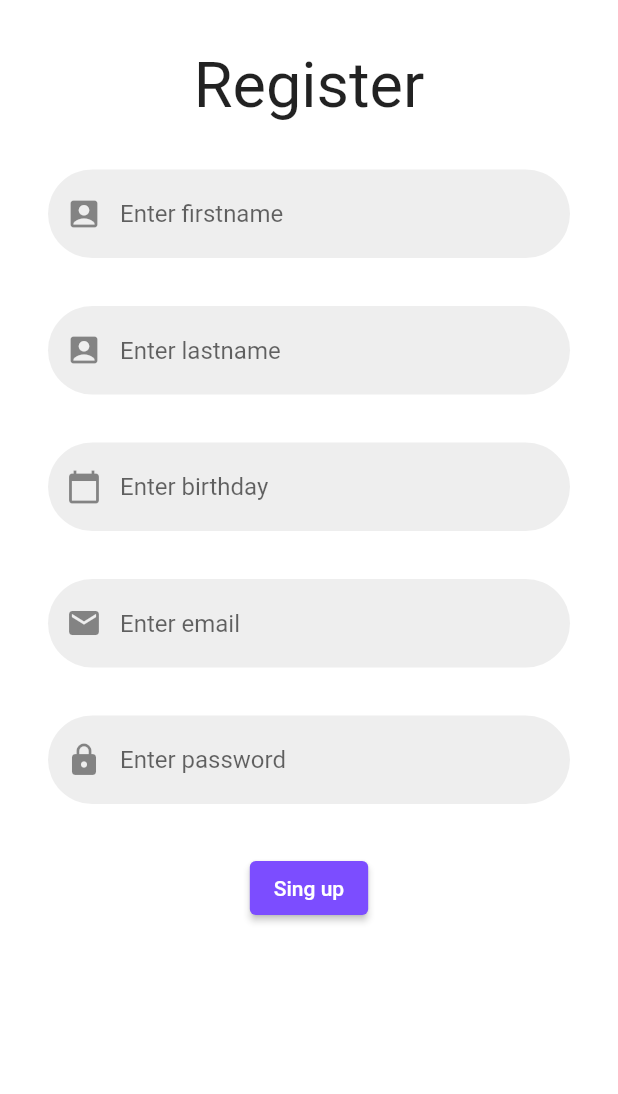
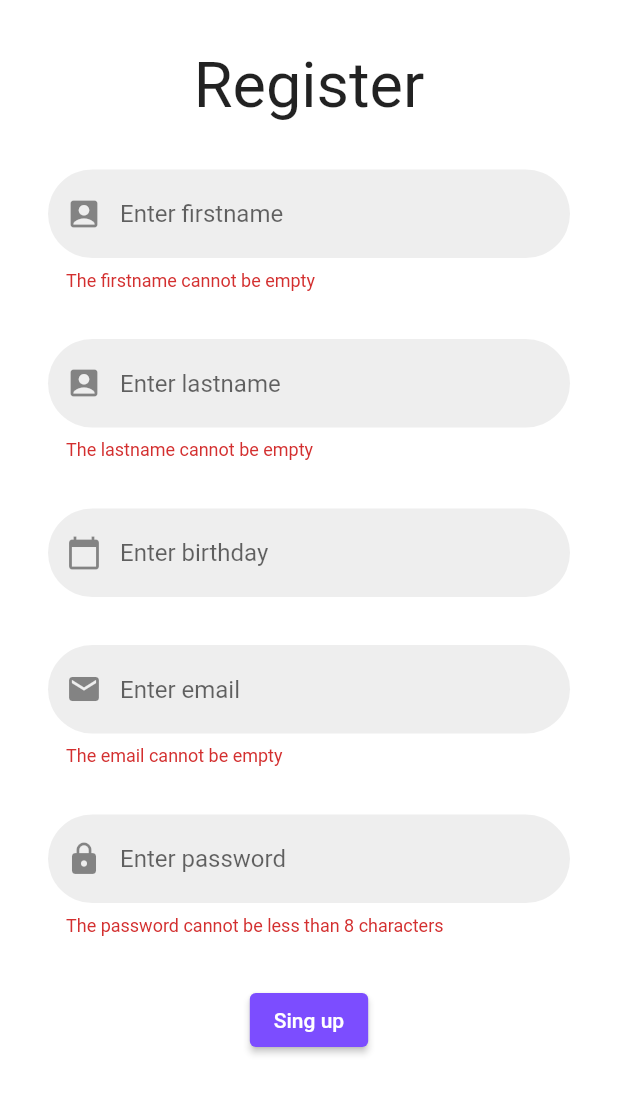
Before and after one commit to TeamTron2021/gigandjob-movil, a Flutter app: the screen it shows after launch, after a tap on "Sing up", on a phone screen of 412 x 824 dp. Shown: the top 1094 px of the screen. Run offline on Flutter 3.47's test engine with Material 2 defaults, Android fonts, the phone set to English and light mode, and no system bars; our stand-ins replace flutter_bloc.

Commit message:
include date picker

```diff
--- a/lib/auth/register/register_bloc.dart
+++ b/lib/auth/register/register_bloc.dart
@@ -13,20 +13,24 @@ enum RegisterCubitStateStatus {
 class RegisterCubitState {
 	final RegisterModel model;
 	final RegisterCubitStateStatus status;
+	late Map<String, String> errors;
 
-	const RegisterCubitState({
+	RegisterCubitState({
 		required this.model,
-	}): status = RegisterCubitStateStatus.Idle;
+	}): status = RegisterCubitStateStatus.Idle {
+		errors = {};
+	}
 
-	const RegisterCubitState._({
+	RegisterCubitState._({
 		required this.model,
-		required this.status
+		required this.status,
+		required this.errors
 	});
 
-	invalid() => RegisterCubitState._(model: model, status: RegisterCubitStateStatus.Invalid);
-	success() => RegisterCubitState._(model: model, status: RegisterCubitStateStatus.Success);
-	inProgress() => RegisterCubitState._(model: model, status: RegisterCubitStateStatus.InProgress);
-	failure() => RegisterCubitState._(model: model, status: RegisterCubitStateStatus.Failure);
+	invalid(Map<String, String> errors) => RegisterCubitState._(model: model, status: RegisterCubitStateStatus.Invalid, errors: errors);
+	success() => RegisterCubitState._(model: model, status: RegisterCubitStateStatus.Success, errors: {});
+	inProgress() => RegisterCubitState._(model: model, status: RegisterCubitStateStatus.InProgress, errors: {});
+	failure() => RegisterCubitState._(model: model, status: RegisterCubitStateStatus.Failure, errors: {});
 }
 
 class RegisterCubit extends Cubit<RegisterCubitState> {
@@ -43,17 +47,21 @@ class RegisterCubit extends Cubit<RegisterCubitState> {
 		}
 	}
 
-	Map<String, String> update(void Function(RegisterModel model) cb) {
-		cb(state.model);
+	update({ void Function(RegisterModel model)? cb }) {
+		if (cb != null) cb(state.model);
 		Map<String, String> errors = {};
+		final now = DateTime.now();
 
 		if (state.model.firstname.trim().isEmpty) errors["firstname"] = "The firstname cannot be empty";
 		if (state.model.lastname.trim().isEmpty) errors["lastname"] = "The lastname cannot be empty";
 		if (state.model.email.trim().isEmpty) errors["email"] = "The email cannot be empty";
 		if (state.model.password.trim().isEmpty) errors["password"] = "The password cannot be empty";
 		if (state.model.password.length < 8) errors["password"] = "The password cannot be less than 8 characters";
-		if (state.model.birthdate.isAfter(DateTime.now())) errors["brithdate"] = "The birthday cannot be after today";
+		if (state.model.birthdate.isAfter(now) ||
+			(state.model.birthdate.year == now.year &&
+			 state.model.birthdate.month == now.month &&
+			 state.model.birthdate.day == now.day)) errors["birthdate"] = "The birthday cannot be after today";
 
-		return errors;
+		emit(state.invalid(errors));
 	}
 }
--- a/lib/auth/register/register_model.dart
+++ b/lib/auth/register/register_model.dart
@@ -13,5 +13,5 @@ class RegisterModel {
 		required this.password
 	});
 
-	factory RegisterModel.empty() => RegisterModel(email: "", firstname: "", lastname: "", birthdate: DateTime.now(), password: "");
+	factory RegisterModel.empty() => RegisterModel(email: "", firstname: "", lastname: "", birthdate: DateTime.now().subtract(const Duration(days: 1)), password: "");
 }
--- a/lib/auth/register/register_screen.dart
+++ b/lib/auth/register/register_screen.dart
@@ -5,7 +5,8 @@ import 'package:gigandjob_movil/auth/register/register_repository.dart';
 import 'package:gigandjob_movil/shared/input_text_component.dart';
 
 class _RegisterScreen extends StatelessWidget {
-	const _RegisterScreen({Key? key}) : super(key: key);
+	final GlobalKey<FormState> formState = GlobalKey();
+	_RegisterScreen({Key? key}) : super(key: key);
 
 	@override
 	Widget build(BuildContext context){
@@ -15,21 +16,23 @@ class _RegisterScreen extends StatelessWidget {
 		final lastnameController = TextEditingController();
 		final emailController = TextEditingController();
 		final passwordController = TextEditingController();
+		final birthdateController = TextEditingController();
 
 		firstnameController.addListener(() {
-			bloc.update((model) {
+			bloc.update(cb: (model) {
 				model.firstname = firstnameController.text;
 			});
 		});
 		lastnameController.addListener(() {
-			bloc.update((model) { model.lastname = lastnameController.text; });
+			bloc.update(cb: (model) { model.lastname = lastnameController.text; });
 		});
 		emailController.addListener(() {
-			bloc.update((model) { model.email = emailController.text; });
+			bloc.update(cb: (model) { model.email = emailController.text; });
 		});
 		passwordController.addListener(() {
-			bloc.update((model) { model.password = passwordController.text; });
+			bloc.update(cb: (model) { model.password = passwordController.text; });
 		});
+		bloc.update();
 
 		return BlocConsumer<RegisterCubit, RegisterCubitState>(
 			listener: (context, state) {},
@@ -41,6 +44,7 @@ class _RegisterScreen extends StatelessWidget {
     			child: ListView(
 					children: <Widget>[
 						Form(
+							key: formState,
 							child: Column(
 								children: [
 									const Padding(
@@ -56,6 +60,7 @@ class _RegisterScreen extends StatelessWidget {
 												icon: Icons.account_box,
 												placelholder: "Enter firstname",
 												obscure: false,
+												validator: (_) => state.errors["firstname"],
 												controller: firstnameController
 										),
 									),
@@ -65,6 +70,7 @@ class _RegisterScreen extends StatelessWidget {
 												icon: Icons.account_box,
 												placelholder: "Enter lastname",
 												obscure: false,
+												validator: (_) => state.errors["lastname"],
 												controller: lastnameController,
 										),
 									),
@@ -74,7 +80,21 @@ class _RegisterScreen extends StatelessWidget {
 												icon: Icons.calendar_today,
 												placelholder: "Enter birthday",
 												obscure: false,
-												controller: firstnameController,
+												readOnly: true,
+												validator: (_) => state.errors["birthdate"],
+												onTap: () async {
+													final DateTime? selectedDate = await showDatePicker(
+														context: context,
+														initialDate: state.model.birthdate,
+														firstDate: DateTime.now().subtract(const Duration(days: 2022 * 365)),
+														lastDate: DateTime.now().subtract(const Duration(days: 1))
+													);
+													if (selectedDate != null) {
+														bloc.update(cb: (model) { model.birthdate = selectedDate; });
+														birthdateController.text = "${selectedDate.year}-${selectedDate.month}-${selectedDate.day}";
+													};
+												},
+												controller: birthdateController,
 										),
 									),
 									Padding(
@@ -83,6 +103,7 @@ class _RegisterScreen extends StatelessWidget {
 												icon: Icons.email,
 												placelholder: "Enter email",
 												obscure: false,
+												validator: (_) => state.errors["email"],
 												controller: emailController
 										),
 									),
@@ -91,6 +112,7 @@ class _RegisterScreen extends StatelessWidget {
 										child: InputTextComponent(
 												icon: Icons.lock,
 												placelholder: "Enter password",
+												validator: (_) => state.errors["password"],
 												obscure: true,
 												controller: passwordController,
 										),
@@ -102,8 +124,9 @@ class _RegisterScreen extends StatelessWidget {
 												primary: Colors.deepPurpleAccent,
 											),
             								onPressed: () async {
-												print(state?.model);
-												await bloc.save();
+												if (formState.currentState!.validate()) {
+													await bloc.save();
+												}
 											},
             								child: const Text('Sing up'),
           								),
--- a/lib/shared/input_text_component.dart
+++ b/lib/shared/input_text_component.dart
@@ -5,12 +5,18 @@ class InputTextComponent extends StatelessWidget {
 	final String placelholder;
 	final bool obscure;
 	final TextEditingController controller;
+	final onTap;
+	final validator;
+	final readOnly;
 	const InputTextComponent({
 		Key? key,
 		required this.icon,
 		required this.placelholder,
 		required this.obscure,
 		required this.controller,
+		this.onTap,
+		this.validator,
+		this.readOnly = false
 	}) : super(key: key);
 
 	@override
@@ -20,6 +26,9 @@ class InputTextComponent extends StatelessWidget {
 			enableSuggestions: false,
 			autocorrect: false,
 			controller: controller,
+			onTap: onTap,
+			validator: validator,
+			readOnly: readOnly,
 			decoration: InputDecoration(
 				filled: true,
 				fillColor: Colors.grey[200],
```
